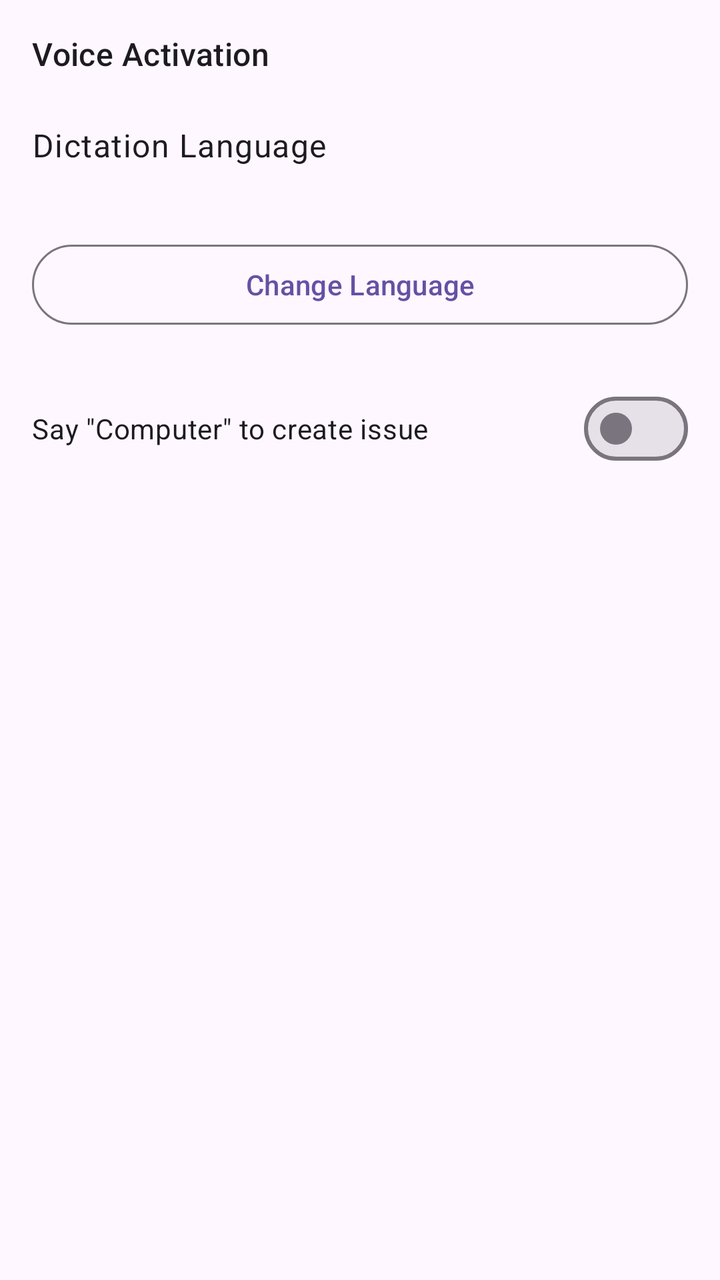
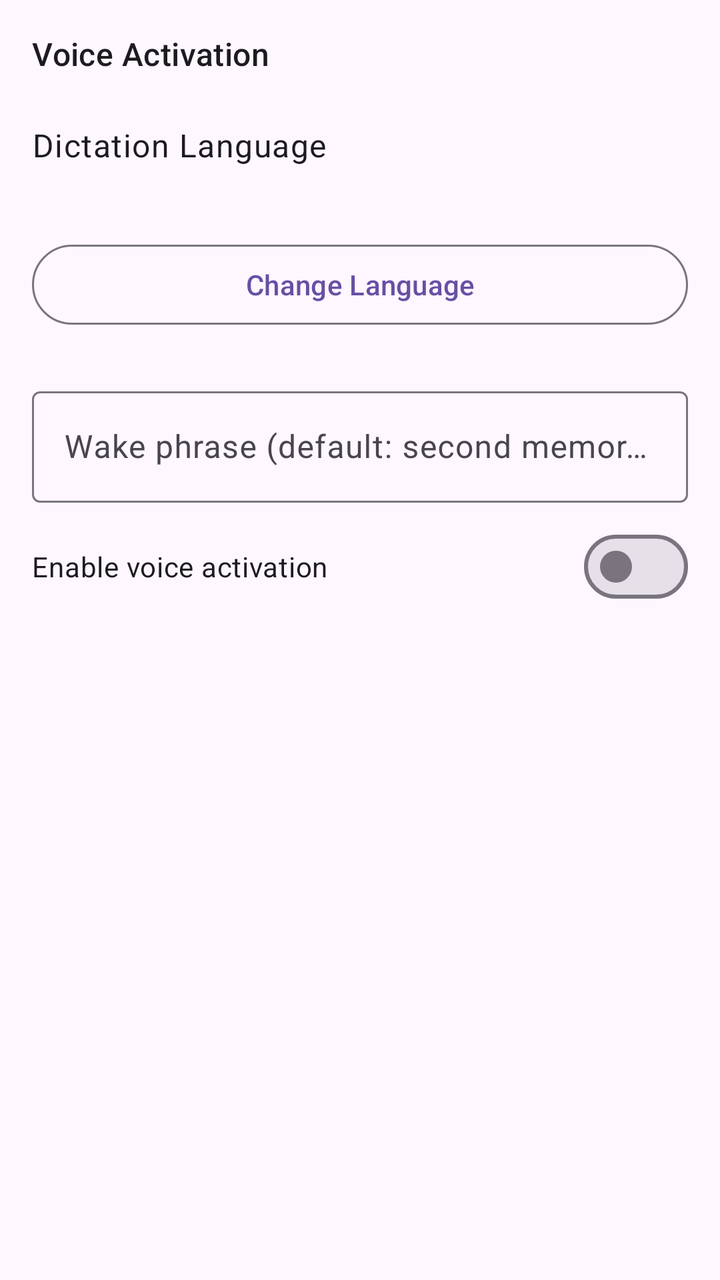

Compare the two renders of this Android layout. The source of the first and the diff that turns it into the second are given below.
<!-- AndroidManifest.xml: application theme Theme.GhIssue -->
<!-- res/layout/activity_voice_settings.xml -->
<?xml version="1.0" encoding="utf-8"?>
<LinearLayout xmlns:android="http://schemas.android.com/apk/res/android"
    android:layout_width="match_parent"
    android:layout_height="wrap_content"
    android:orientation="vertical"
    android:padding="@dimen/activity_margin">

    <com.google.android.material.textview.MaterialTextView
        android:layout_width="wrap_content"
        android:layout_height="wrap_content"
        android:text="@string/wake_word_section"
        android:textAppearance="?attr/textAppearanceTitleMedium"
        android:layout_marginBottom="@dimen/section_spacing" />

    <com.google.android.material.textview.MaterialTextView
        android:layout_width="wrap_content"
        android:layout_height="wrap_content"
        android:text="@string/speech_language_label"
        android:textAppearance="?attr/textAppearanceBodyLarge"
        android:layout_marginBottom="@dimen/field_spacing" />

    <com.google.android.material.textview.MaterialTextView
        android:id="@+id/textSelectedLanguage"
        android:layout_width="wrap_content"
        android:layout_height="wrap_content"
        android:textAppearance="?attr/textAppearanceBodyMedium"
        android:textColor="?attr/colorPrimary"
        android:layout_marginBottom="@dimen/field_spacing" />

    <com.google.android.material.button.MaterialButton
        android:id="@+id/btnSelectLanguage"
        android:layout_width="match_parent"
        android:layout_height="wrap_content"
        android:text="@string/btn_select_language"
        android:layout_marginBottom="@dimen/section_spacing"
        style="@style/Widget.Material3.Button.OutlinedButton" />

    <com.google.android.material.materialswitch.MaterialSwitch
        android:id="@+id/switchWakeWord"
        android:layout_width="match_parent"
        android:layout_height="wrap_content"
        android:text="@string/wake_word_toggle"
        android:layout_marginBottom="@dimen/field_spacing" />

</LinearLayout>
<!-- resources referenced by this layout -->
<resources>
  <dimen name="activity_margin">16dp</dimen>
  <dimen name="field_spacing">8dp</dimen>
  <dimen name="section_spacing">24dp</dimen>
  <string name="btn_select_language">Change Language</string>
  <string name="speech_language_label">Dictation Language</string>
  <string name="wake_word_section">Voice Activation</string>
  <string name="wake_word_toggle">Say \"Computer\" to create issue</string>
  <style name="Theme.GhIssue" parent="Theme.Material3.DayNight.NoActionBar">
          <item name="colorPrimary">@color/md_theme_primary</item>
          <item name="colorOnPrimary">@color/md_theme_onPrimary</item>
          <item name="colorPrimaryContainer">@color/md_theme_primaryContainer</item>
          <item name="colorSecondary">@color/md_theme_secondary</item>
      </style>
  <color name="md_theme_primary">#FF6750A4</color>
  <color name="md_theme_onPrimary">#FFFFFFFF</color>
  <color name="md_theme_primaryContainer">#FFEADDFF</color>
  <color name="md_theme_secondary">#FF625B71</color>
</resources>

<!-- the commit's change to res/layout/activity_voice_settings.xml (unified diff, before → after) -->
@@ -35,6 +35,20 @@
         android:layout_marginBottom="@dimen/section_spacing"
         style="@style/Widget.Material3.Button.OutlinedButton" />
 
+    <com.google.android.material.textfield.TextInputLayout
+        android:layout_width="match_parent"
+        android:layout_height="wrap_content"
+        android:hint="@string/wake_phrase_hint"
+        android:layout_marginBottom="@dimen/field_spacing">
+
+        <com.google.android.material.textfield.TextInputEditText
+            android:id="@+id/editWakePhrase"
+            android:layout_width="match_parent"
+            android:layout_height="wrap_content"
+            android:inputType="text"
+            android:singleLine="true" />
+    </com.google.android.material.textfield.TextInputLayout>
+
     <com.google.android.material.materialswitch.MaterialSwitch
         android:id="@+id/switchWakeWord"
         android:layout_width="match_parent"
<!-- resource entries referenced after the edit -->
@@ -5,8 +5,9 @@
   <dimen name="section_spacing">24dp</dimen>
   <string name="btn_select_language">Change Language</string>
   <string name="speech_language_label">Dictation Language</string>
+  <string name="wake_phrase_hint">Wake phrase (default: second memory)</string>
   <string name="wake_word_section">Voice Activation</string>
-  <string name="wake_word_toggle">Say \"Computer\" to create issue</string>
+  <string name="wake_word_toggle">Enable voice activation</string>
   <style name="Theme.GhIssue" parent="Theme.Material3.DayNight.NoActionBar">
           <item name="colorPrimary">@color/md_theme_primary</item>
           <item name="colorOnPrimary">@color/md_theme_onPrimary</item>
